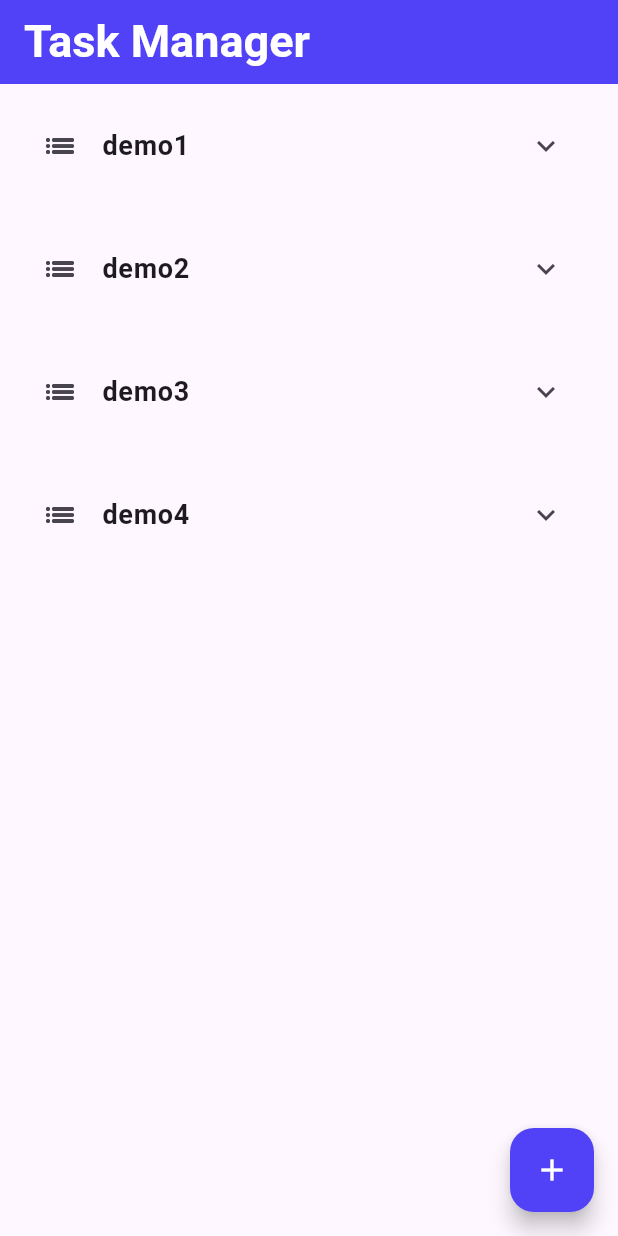
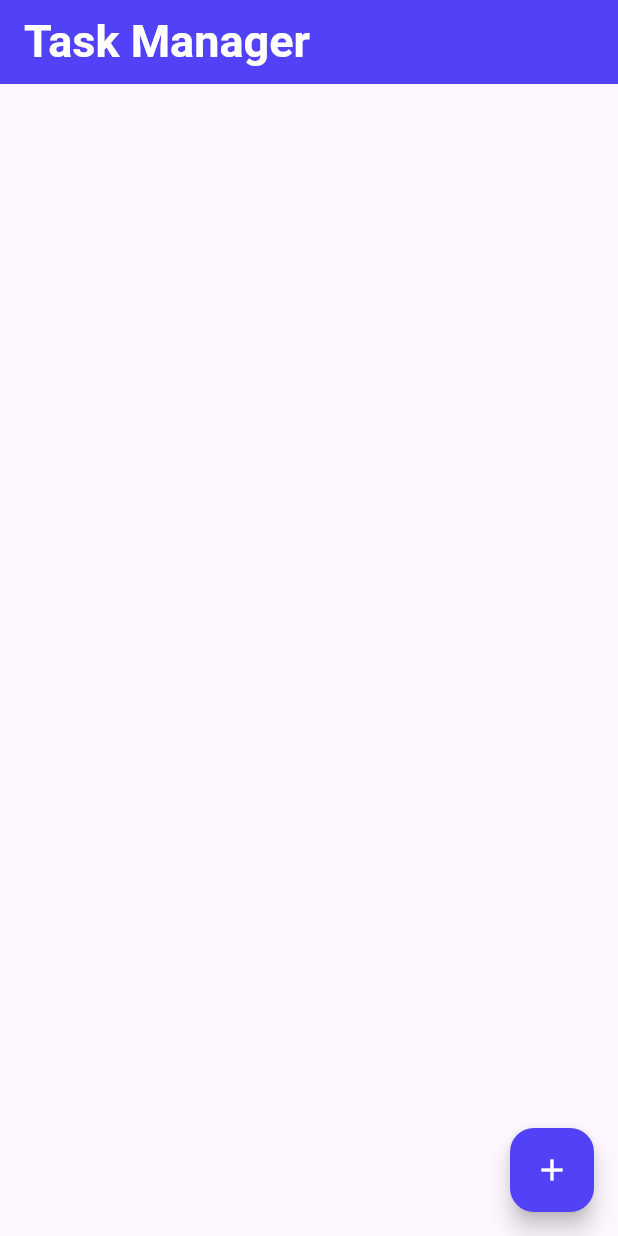
Before and after one commit to sagorsohel/task_management_app, a Flutter app: the screen it shows after launch, on a phone screen of 412 x 824 dp. Run offline on Flutter 3.47's test engine with Material 3 defaults, Android fonts, the phone set to English and light mode, and no system bars.

```diff
--- a/lib/src/home_screen_controller.dart
+++ b/lib/src/home_screen_controller.dart
@@ -5,16 +5,7 @@ import '../models/task_model.dart';
 class HomeScreenController {
   final TextEditingController taskTitleController = TextEditingController();
   final TextEditingController taskDetailsController = TextEditingController();
-  List<TaskModel> tasks = [
-    TaskModel(
-        taskName: 'demo1', taskDetails: 'demoDetais1', isCompleted: false),
-    TaskModel(
-        taskName: 'demo2', taskDetails: 'demoDetais2', isCompleted: false),
-    TaskModel(
-        taskName: 'demo3', taskDetails: 'demoDetaisdss1', isCompleted: false),
-    TaskModel(
-        taskName: 'demo4', taskDetails: 'demoDetsdsais1', isCompleted: false),
-  ];
+  List<TaskModel> tasks = [];
   void addNewTask() {
     tasks.add(TaskModel(
         taskName: taskTitleController.text,
```
Also changed, not shown: lib/screens/home_screen.dart (+15 -3 lines).
